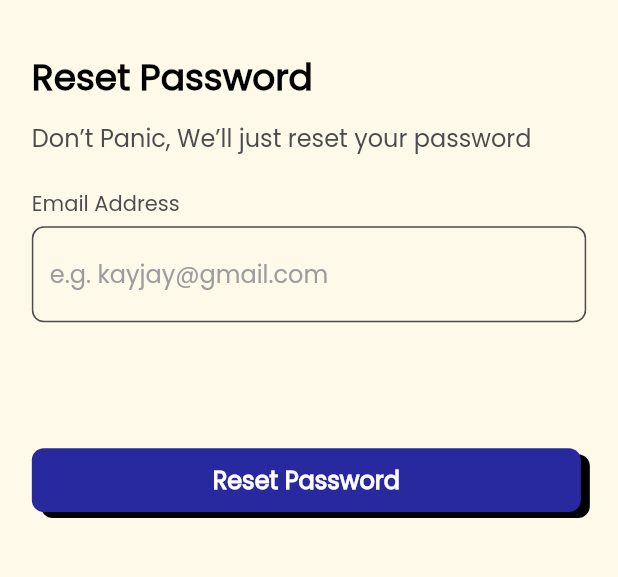
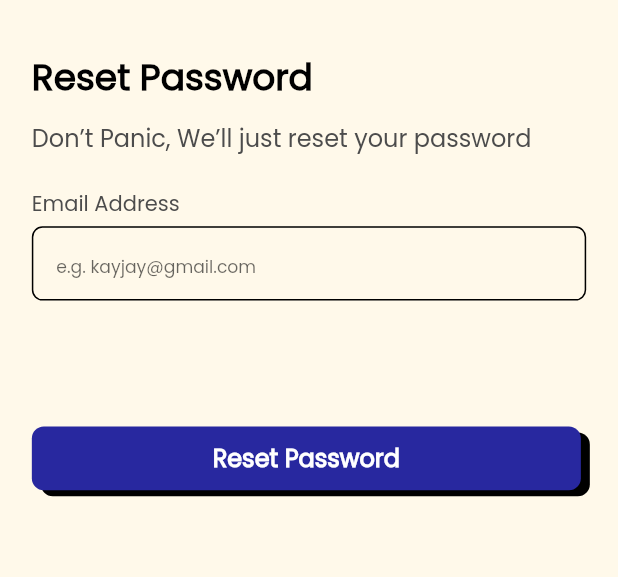
Before and after one commit to hngx-org/Lightning-food-mobile, a Flutter app: the ForgotPasswordReset screen opened directly, on a phone screen of 412 x 824 dp, the part 65-642 px from its top. Run offline on Flutter 3.47's test engine with Material 2 defaults, Android fonts, the phone set to English and light mode, and no system bars; our stand-ins replace flutter_screenutil, iconsax.

Commit message:
reset password

```diff
--- a/lib/views/Forgot_password_reset/forgot_password_reset.dart
+++ b/lib/views/Forgot_password_reset/forgot_password_reset.dart
@@ -11,12 +11,12 @@ class ForgotPasswordReset extends StatefulWidget {
 }
 
 class _ForgotPasswordResetState extends State<ForgotPasswordReset> {
-  TextEditingController emailController = TextEditingController();
+  TextEditingController _emailController = TextEditingController();
 
   @override
   void initState() {
     super.initState();
-    emailController = TextEditingController();
+    _emailController = TextEditingController();
   }
 
   @override
@@ -75,23 +75,30 @@ class _ForgotPasswordResetState extends State<ForgotPasswordReset> {
             const SizedBox(
               height: 4,
             ),
-            TextFormField(
-              cursorColor: AppColor.primaryColor,
-              controller: emailController,
-              keyboardType: TextInputType.emailAddress,
-              decoration: InputDecoration(
-                enabledBorder: OutlineInputBorder(
-                  borderRadius: BorderRadius.circular(8),
-                  borderSide: BorderSide(color: AppColor.black33), // Set the border color here
-                ),
-                focusedBorder: OutlineInputBorder(
-                  borderRadius: BorderRadius.circular(8),
-                  borderSide: BorderSide(color: AppColor.plainBlack), // Set the border color here
-                ),
-                hintText: 'e.g. kayjay@gmail.com',
-                hintStyle: TextStyle(color: AppColor.lightBlack),
-              ),
-            ),
+    Container(
+    decoration: BoxDecoration(
+    border: Border.all(
+    color: AppColor.plainBlack
+    ),
+    borderRadius: BorderRadius.circular(8.r),
+    ),
+    height: 56.h,
+    child: TextField(
+    controller: _emailController,
+    keyboardType: TextInputType.emailAddress,
+    decoration: InputDecoration(
+    hintStyle: TextStyle(fontSize: 12.sp),
+    hintText: 'e.g. kayjay@gmail.com',
+    border:
+    OutlineInputBorder(
+    borderSide: BorderSide.none,
+    borderRadius: BorderRadius.circular(8.r),
+    ),
+    contentPadding: EdgeInsets.symmetric(
+    horizontal: 16.w,
+    vertical: 10.h,
+    ),
+    ),),),
             const SizedBox(
               height: 84,
             ),
@@ -136,7 +143,7 @@ class _ForgotPasswordResetState extends State<ForgotPasswordReset> {
 
   @override
   void dispose() {
-    emailController.dispose();
+    _emailController.dispose();
     super.dispose();
   }
 }
```
